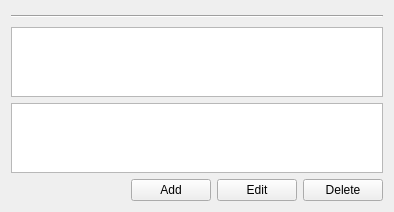
Above: formcfgruleset.ui from newey499/qiptables before the change. Below: the same form after it.
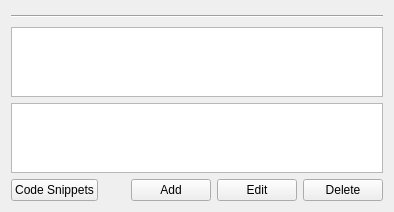
That is the form after the change. Custom widgets are drawn as their Qt base class.

Commit message: Rule Snippets can now be added as includes or the pasting of the snippet into a ruleset from a pop up window.

Diff of the .ui file:
```diff
--- a/formcfgruleset.ui
+++ b/formcfgruleset.ui
@@ -35,6 +35,13 @@
    </item>
    <item>
     <layout class="QHBoxLayout" name="horizontalLayout">
+     <item>
+      <widget class="QPushButton" name="btnCodeSnippets">
+       <property name="text">
+        <string>Code Snippets</string>
+       </property>
+      </widget>
+     </item>
      <item>
       <spacer name="horizontalSpacer">
        <property name="orientation">
```
Left out of the diff: 17 changed lines with no effect on the pictures. The commit also changes 12 other files.
